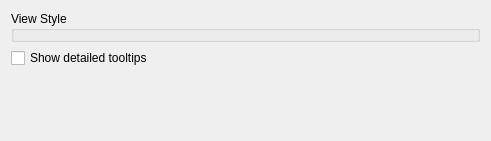
Before: the Qt Designer form app/configDialog.ui in KDE/systemsettings, drawn with Qt 5.
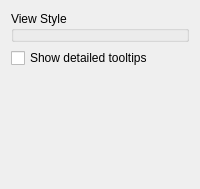
After: the same form once the commit is applied.

Commit message:
Set a sane default size for the settings window
FIXED-IN: 5.22

Patch:
```diff
--- a/app/configDialog.ui
+++ b/app/configDialog.ui
@@ -2,14 +2,6 @@
 <ui version="4.0">
  <class>ConfigDialog</class>
  <widget class="QWidget" name="ConfigDialog">
-  <property name="geometry">
-   <rect>
-    <x>0</x>
-    <y>0</y>
-    <width>491</width>
-    <height>141</height>
-   </rect>
-  </property>
   <layout class="QGridLayout" name="gridLayout">
    <item row="0" column="0">
     <widget class="QGroupBox" name="GbViewStyle">
```
The commit also changes 1 other file.
